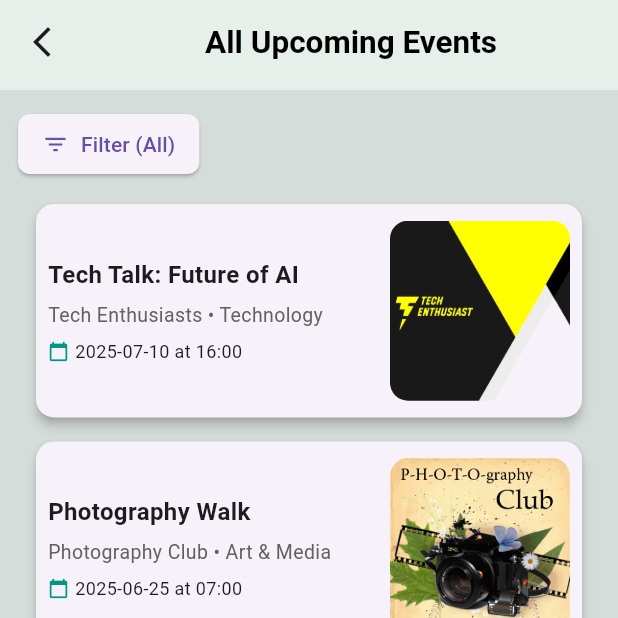
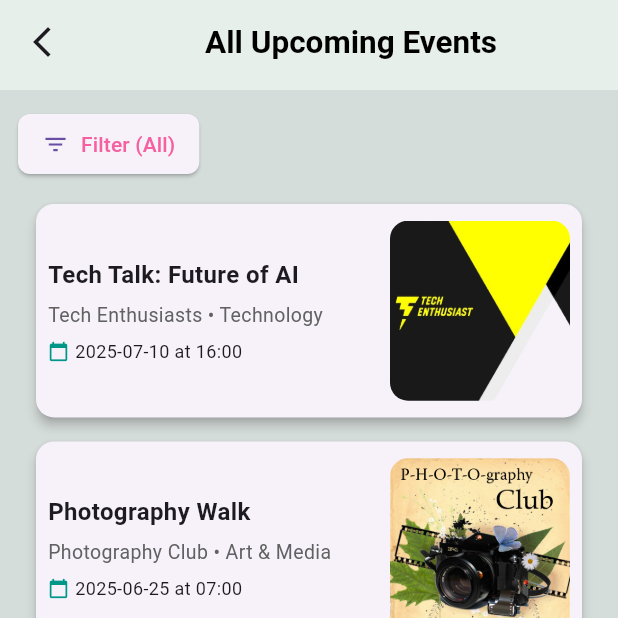
Before and after one commit to Antuh-D/Android-Projects-SWE-250, a Flutter app: the HomePage screen opened by its route, after a tap on "See All", on a phone screen of 412 x 824 dp, the top half of it. Run offline on Flutter 3.47's test engine with Material 3 defaults, Android fonts, the phone set to English and light mode, and no system bars; our stand-ins replace flutter_dotenv, flutter_svg, google_fonts, image_picker; accounts and stored records are empty.

Commit message:
modify myappbar

```diff
--- a/Campus Clubs/lib/components/MyAppBar.dart
+++ b/Campus Clubs/lib/components/MyAppBar.dart
@@ -1,9 +1,13 @@
+import 'dart:convert';
+
 import 'package:campusclubs/styles/AppColors.dart';
 import 'package:campusclubs/styles/AppTexts.dart';
 import 'package:flutter/material.dart';
 import 'package:flutter_svg/flutter_svg.dart';
+import 'package:provider/provider.dart';
 
 import '../config/AppURL.dart';
+import '../config/UserProvider.dart';
 
 class MyAppBar extends StatelessWidget implements PreferredSizeWidget {
   final VoidCallback ?onProfileClick;
@@ -23,32 +27,48 @@ class MyAppBar extends StatelessWidget implements PreferredSizeWidget {
 
   @override
   Widget build(BuildContext context) {
+    final userProvider = Provider.of<UserProvider>(context);
+    final user = userProvider.user;
+
     return AppBar(
       backgroundColor: AppColors.navigator,
       title:Padding(
         padding: EdgeInsets.symmetric(horizontal: 15),
         child: Row(
           children: [
-            onProfileClick!=null
-            ?Container(
-             height: 35,
+            onProfileClick != null
+                ? Container(
+              width: 40,
+              height: 40,
               decoration: BoxDecoration(
+                shape: BoxShape.circle,
                 border: Border.all(
                   color: Colors.black,
                   width: 2,
                 ),
-               shape: BoxShape.circle,
               ),
-
-             child: IconButton(onPressed: onProfileClick,
-                 icon: SvgPicture.asset(
+              child: IconButton(
+                onPressed: onProfileClick,
+                padding: EdgeInsets.zero,
+                constraints: BoxConstraints(),
+                icon: user != null && user.profilePicture.isNotEmpty
+                    ? ClipOval(
+                  child: Image.memory(
+                    base64Decode(user.profilePicture),
+                    width: 40,
+                    height: 40,
+                    fit: BoxFit.cover,
+                  ),
+                )
+                    : SvgPicture.asset(
                   AppURL.user,
                   height: 30,
                   width: 30,
-                     color: Colors.black
+                  color: Colors.black,
+                ),
+              ),
             )
-             ),
-           ):SizedBox(),
+                : SizedBox(),
 
             Spacer(),
 
--- a/Campus Clubs/lib/pages/HomePage.dart
+++ b/Campus Clubs/lib/pages/HomePage.dart
@@ -75,10 +75,11 @@ class _HomePageState extends State<HomePage> {
                       : Image.asset(AppURL.email_logo, width: 100, height: 100),
                 ),
               ),
-              SizedBox(height: 12),
+              SizedBox(height: 5),
               Center(child: Text("Welcome, ${user.name} To Explore more", style: TextStyle(fontSize: 17))),
             ],
-            SizedBox(height: 35),
+            SizedBox(height: 8),
+            Divider(thickness: 1,),
 
             Padding(
                 padding: EdgeInsets.only(left: 13),
@@ -89,20 +90,20 @@ class _HomePageState extends State<HomePage> {
               Center(child: Text("No upcoming events found."))
             else
               EventGridView(
-                events: upcomingEvents.take(2).toList(),
+                events: upcomingEvents.take(3).toList(),
                 cardsPerRow: 1,
                 cardHeight: 160,
-                number: upcomingEvents.length < 2 ? upcomingEvents.length : 2,
-                spacing: 8,
+                number: upcomingEvents.length < 3 ? upcomingEvents.length : 3,
+                spacing: 3,
                 isInsideScroll: true,
               ),
             TextButton(
               onPressed: () => Navigator.pushNamed(context, AppRoutes.upcomingEventsPage),
-              child: Text("See All"),
+              child: Text("See All",style: TextStyle(color: Colors.grey),),
             ),
 
 
-            SizedBox(height: 20),
+            SizedBox(height:3),
             Padding(
               padding: EdgeInsets.only(left: 13),
                 child: Text("Closed Events", style: TextStyle(fontSize: 22, fontWeight: FontWeight.bold))),
@@ -116,12 +117,12 @@ class _HomePageState extends State<HomePage> {
                 cardsPerRow: 1,
                 cardHeight: 160,
                 number: closedEvents.length < 2 ? closedEvents.length : 2,
-                spacing: 8,
+                spacing: 3,
                 isInsideScroll: true,
               ),
             TextButton(
               onPressed: () => Navigator.pushNamed(context, AppRoutes.closedEventsPage),
-              child: Text("See All"),
+              child: Text("See All",style: TextStyle(color: Colors.grey),),
             ),
 
           ],
--- a/Campus Clubs/lib/pages/UpcomingEventsPage.dart
+++ b/Campus Clubs/lib/pages/UpcomingEventsPage.dart
@@ -1,4 +1,5 @@
 import 'dart:convert';
+import 'package:campusclubs/styles/AppColors.dart';
 import 'package:flutter/material.dart';
 import 'package:flutter/services.dart';
 
@@ -141,7 +142,7 @@ class _UpcomingEventsPageState extends State<UpcomingEventsPage> {
                       ? 'Clear Filter'
                       : isFilterOpen
                       ? 'Close Filters'
-                      : 'Filter (${selectedCategory})'),
+                      : 'Filter (${selectedCategory})' ,style: TextStyle(color: AppColors.accentPink),),
                   style: ElevatedButton.styleFrom(
                     padding: const EdgeInsets.symmetric(
                         horizontal: 16, vertical: 10),
```
Lines whose indentation alone changed are shown as unchanged.
